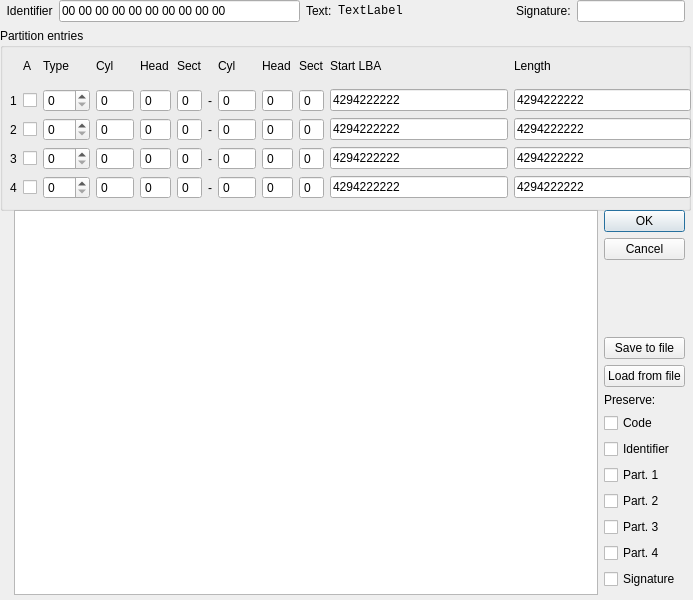
First picture: the form in LinImaMT/mbrsector.ui, repository MCbx/linimamt, before the edit.
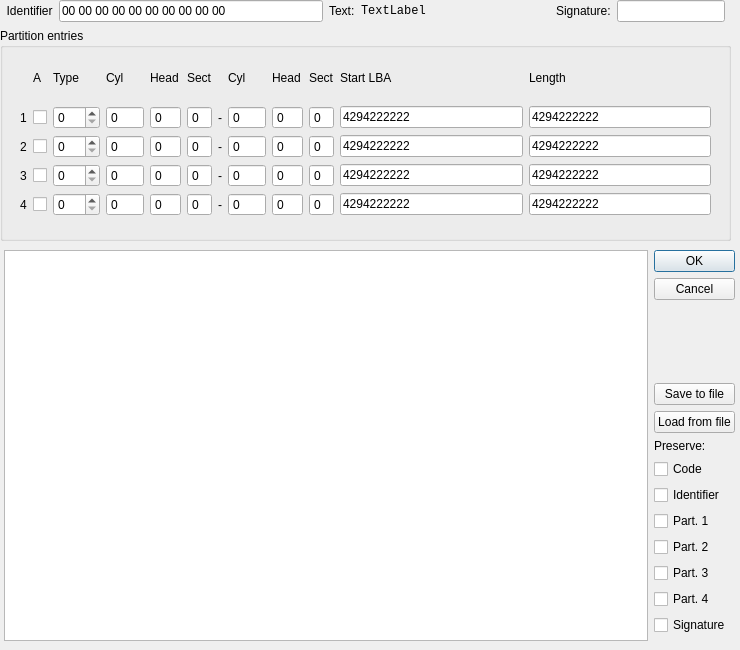
Second picture: the form after the edit. Custom widgets are drawn as their Qt base class.

Commit message: Window should look better on HD dpi now

Patch:
```diff
--- a/LinImaMT/mbrsector.ui
+++ b/LinImaMT/mbrsector.ui
@@ -6,20 +6,26 @@
    <rect>
     <x>0</x>
     <y>0</y>
-    <width>693</width>
-    <height>600</height>
+    <width>740</width>
+    <height>650</height>
    </rect>
   </property>
   <property name="sizePolicy">
-   <sizepolicy hsizetype="Fixed" vsizetype="Fixed">
+   <sizepolicy hsizetype="Preferred" vsizetype="Preferred">
     <horstretch>0</horstretch>
     <verstretch>0</verstretch>
    </sizepolicy>
   </property>
+  <property name="minimumSize">
+   <size>
+    <width>740</width>
+    <height>650</height>
+   </size>
+  </property>
   <property name="maximumSize">
    <size>
-    <width>693</width>
-    <height>600</height>
+    <width>740</width>
+    <height>650</height>
    </size>
   </property>
   <property name="windowTitle">
@@ -30,8 +36,8 @@
     <rect>
      <x>0</x>
      <y>0</y>
-     <width>691</width>
-     <height>211</height>
+     <width>731</width>
+     <height>241</height>
     </rect>
    </property>
    <layout class="QGridLayout" name="gridLayout_2">
@@ -66,10 +72,10 @@
       <widget class="QWidget" name="layoutWidget">
        <property name="geometry">
         <rect>
-         <x>10</x>
-         <y>20</y>
-         <width>681</width>
-         <height>151</height>
+         <x>20</x>
+         <y>27</y>
+         <width>691</width>
+         <height>161</height>
         </rect>
        </property>
        <layout class="QGridLayout" name="gridLayout">
@@ -743,10 +749,10 @@
   <widget class="QWidget" name="layoutWidget">
    <property name="geometry">
     <rect>
-     <x>14</x>
-     <y>210</y>
-     <width>671</width>
-     <height>385</height>
+     <x>4</x>
+     <y>250</y>
+     <width>731</width>
+     <height>391</height>
     </rect>
    </property>
    <layout class="QGridLayout" name="gridLayout_3">
@@ -755,6 +761,7 @@
       <property name="font">
        <font>
         <family>Courier</family>
+        <pointsize>8</pointsize>
        </font>
       </property>
       <property name="undoRedoEnabled">
```
The commit also changes 1 other file.
